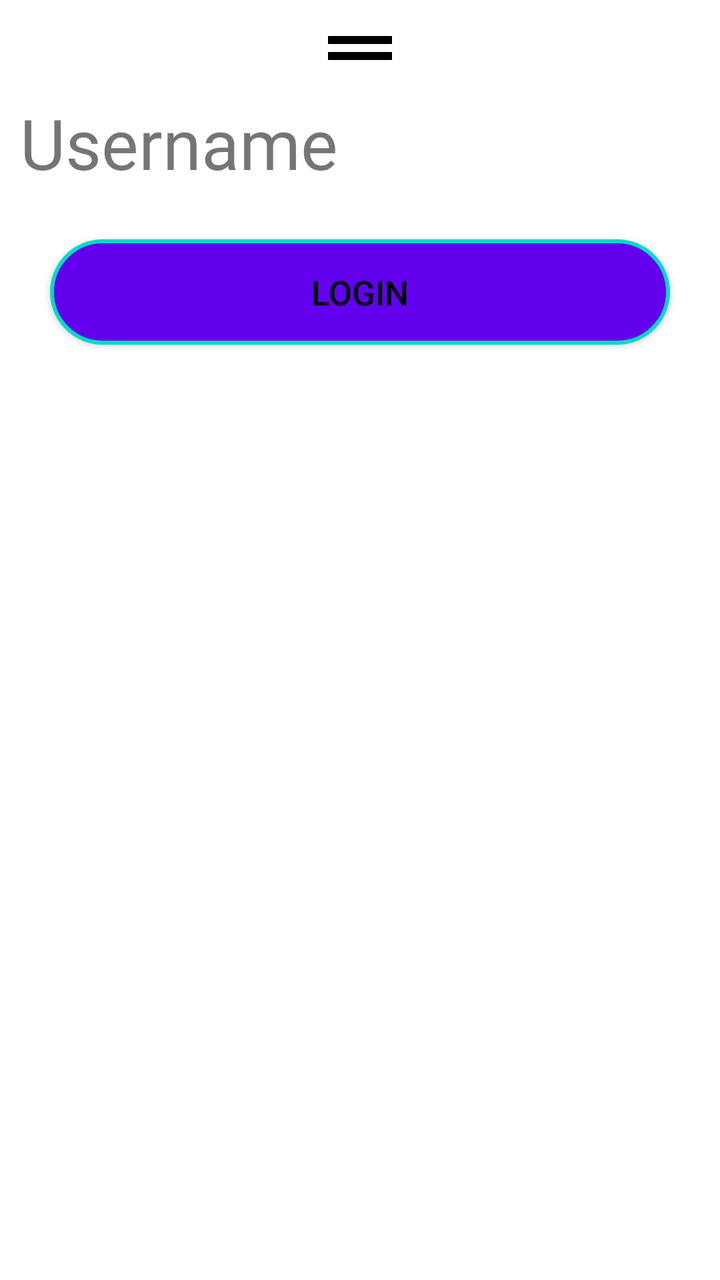
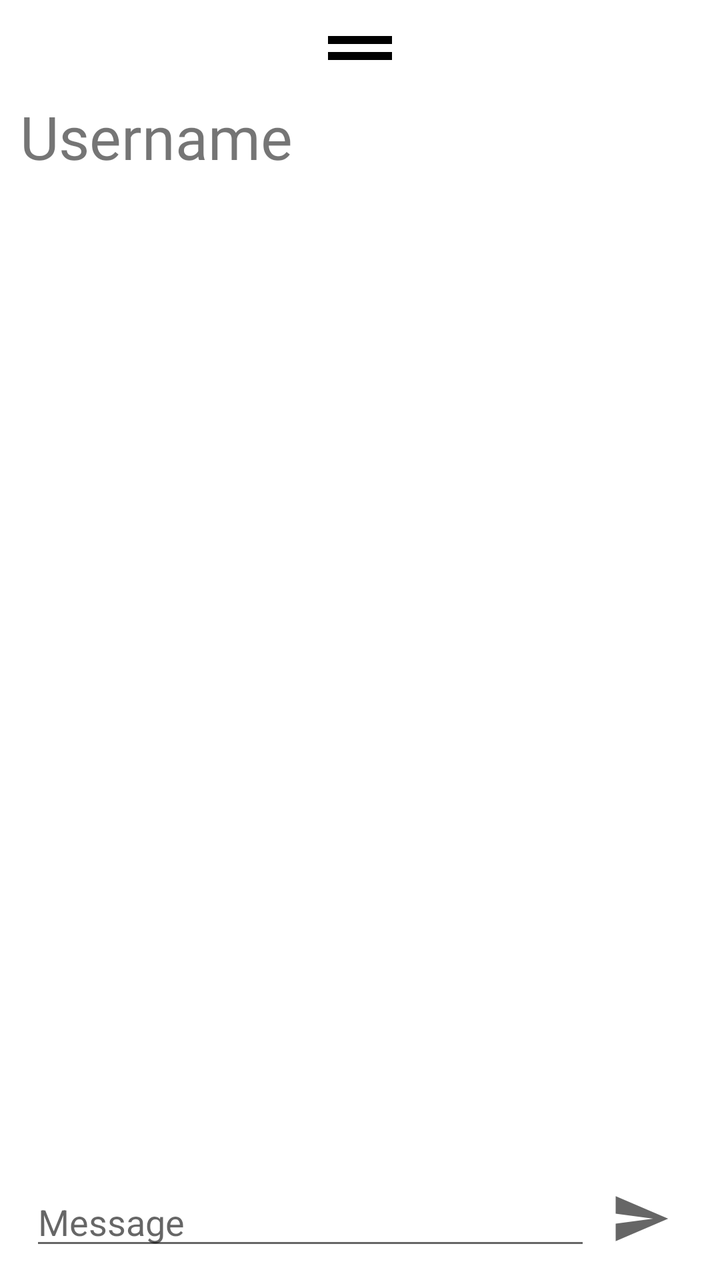

The first picture is an Android layout as it rendered before a commit; the second is the same layout after the commit. The layout source and the unified diff follow.
<!-- AndroidManifest.xml: fallback theme Theme.MaterialComponents.DayNight.NoActionBar -->
<!-- res/layout/post_popup.xml -->
<?xml version="1.0" encoding="utf-8"?>
<androidx.constraintlayout.widget.ConstraintLayout xmlns:android="http://schemas.android.com/apk/res/android"
    android:layout_width="match_parent"
    android:layout_height="match_parent"
    xmlns:app="http://schemas.android.com/apk/res-auto"
    xmlns:tools="http://schemas.android.com/tools">

    <ImageView
        android:layout_width="match_parent"
        android:layout_height="wrap_content"
        app:layout_constraintTop_toTopOf="parent"
        app:layout_constraintLeft_toLeftOf="parent"
        android:src="@drawable/ic_baseline_drag_handle_24"
        android:id="@+id/popup_drag_view"/>

    <TextView
        android:id="@+id/popup_username_text_view"
        android:layout_width="wrap_content"
        android:layout_height="wrap_content"
        android:textSize="35sp"
        android:text="Username"
        android:layout_marginStart="10dp"
        android:layout_gravity="center|left"
        android:fontFamily="@font/playfair_display_bold"
        tools:ignore="RtlHardcoded"
        app:layout_constraintTop_toBottomOf="@+id/popup_drag_view"
        app:layout_constraintLeft_toLeftOf="parent"/>

    <androidx.appcompat.widget.AppCompatButton
        android:id="@+id/temp_button"
        android:layout_width="match_parent"
        android:layout_height="wrap_content"
        android:layout_marginLeft="25dp"
        android:layout_marginRight="25dp"
        android:layout_marginTop="25dp"
        android:background="@drawable/rounded_button"
        android:textColor="@color/button_text_color"
        android:padding="15dp"
        android:text="@string/login_button_login_text"
        android:textSize="17sp"
        app:layout_constraintTop_toBottomOf="@id/popup_username_text_view" />

</androidx.constraintlayout.widget.ConstraintLayout>
<!-- resources referenced by this layout -->
<resources>
  <!-- drawable ic_baseline_drag_handle_24 (drawable) -->
  <vector android:height="48dp" android:tint="@color/black"
      android:viewportHeight="24" android:viewportWidth="24"
      android:width="48dp" xmlns:android="http://schemas.android.com/apk/res/android">
      <path android:fillColor="@color/black" android:pathData="M20,9H4v2h16V9zM4,15h16v-2H4V15z"/>
  </vector>
  <!-- drawable rounded_button (drawable) -->
  <?xml version="1.0" encoding="utf-8"?>
  <selector xmlns:android="http://schemas.android.com/apk/res/android">
  
      <item android:state_pressed="true">
          <shape>
              <solid android:color="?attr/colorAccent"/>
              <stroke android:color="?attr/colorAccent" android:width="2dp"/>
              <corners android:radius="50dp"/>
          </shape>
      </item>
  
      <item android:state_enabled="false">
          <shape>
              <solid android:color="?attr/colorAccent"/>
              <stroke android:color="?attr/colorAccent" android:width="2dp"/>
              <corners android:radius="50dp"/>
          </shape>
      </item>
  
      <item>
          <shape>
              <solid android:color="?attr/colorPrimary"/>
              <stroke android:color="?attr/colorAccent" android:width="2dp"/>
              <corners android:radius="50dp"/>
          </shape>
      </item>
  </selector>
  <string name="login_button_login_text">login</string>
  <color name="black">#FF000000</color>
</resources>

<!-- the commit's change to res/layout/post_popup.xml (unified diff, before → after) -->
@@ -17,7 +17,7 @@
         android:id="@+id/popup_username_text_view"
         android:layout_width="wrap_content"
         android:layout_height="wrap_content"
-        android:textSize="35sp"
+        android:textSize="30sp"
         android:text="Username"
         android:layout_marginStart="10dp"
         android:layout_gravity="center|left"
@@ -26,18 +26,61 @@
         app:layout_constraintTop_toBottomOf="@+id/popup_drag_view"
         app:layout_constraintLeft_toLeftOf="parent"/>
 
-    <androidx.appcompat.widget.AppCompatButton
-        android:id="@+id/temp_button"
+    <View
+        android:id="@+id/divier1"
+        android:layout_width="match_parent"
+        android:layout_height="4dp"
+        android:background="@color/divider_background_color"
+        app:layout_constraintTop_toBottomOf="@id/popup_username_text_view"/>
+
+    <ImageView
+        android:layout_width="0dp"
+        android:layout_height="0dp"
+        android:layout_marginTop="5dp"
+        android:layout_marginStart="15dp"
+        android:layout_marginEnd="15dp"
+        app:layout_constraintDimensionRatio="H,16:9"
+        app:layout_constraintEnd_toEndOf="parent"
+        app:layout_constraintStart_toStartOf="parent"
+        app:layout_constraintTop_toBottomOf="@+id/divier1"
+        android:src="@mipmap/icon_launcher_persep"
+        android:id="@+id/popup_user_post_image"/>
+
+    <ListView
+        android:id="@+id/popup_post_comments_list"
+        android:layout_width="match_parent"
+        android:layout_height="0dp"
+        android:layout_marginStart="15dp"
+        android:layout_marginEnd="15dp"
+        app:layout_constraintTop_toBottomOf="@id/popup_user_post_image"
+        app:layout_constraintBottom_toTopOf="@id/popup_message_send_layout">
+    </ListView>
+
+    <LinearLayout
         android:layout_width="match_parent"
         android:layout_height="wrap_content"
-        android:layout_marginLeft="25dp"
-        android:layout_marginRight="25dp"
-        android:layout_marginTop="25dp"
-        android:background="@drawable/rounded_button"
-        android:textColor="@color/button_text_color"
-        android:padding="15dp"
-        android:text="@string/login_button_login_text"
-        android:textSize="17sp"
-        app:layout_constraintTop_toBottomOf="@id/popup_username_text_view" />
+        android:layout_marginStart="15dp"
+        android:layout_marginEnd="15dp"
+        android:layout_marginBottom="10dp"
+        android:orientation="horizontal"
+        app:layout_constraintBottom_toBottomOf="parent"
+        android:id="@+id/popup_message_send_layout">
+
+        <EditText
+            android:id="@+id/popup_send_message_edit_text"
+            android:layout_width="0dp"
+            android:layout_weight="0.85"
+            android:layout_height="wrap_content"
+            android:hint="@string/popup_message_edit_text_hint_string"
+            android:inputType="textShortMessage"/>
+
+        <ImageButton
+            android:id="@+id/popup_send_message_button"
+            android:layout_width="0dp"
+            android:layout_weight="0.15"
+            android:layout_height="match_parent"
+            android:src="@drawable/ic_baseline_send_24"
+            android:background="?attr/selectableItemBackgroundBorderless"/>
+    </LinearLayout>
 
 </androidx.constraintlayout.widget.ConstraintLayout>
<!-- resource entries referenced after the edit -->
@@ -6,35 +6,25 @@
       android:width="48dp" xmlns:android="http://schemas.android.com/apk/res/android">
       <path android:fillColor="@color/black" android:pathData="M20,9H4v2h16V9zM4,15h16v-2H4V15z"/>
   </vector>
-  <!-- drawable rounded_button (drawable) -->
+  <!-- drawable ic_baseline_send_24 (drawable) -->
+  <vector xmlns:android="http://schemas.android.com/apk/res/android"
+      android:width="30dp"
+      android:height="30dp"
+      android:viewportWidth="24"
+      android:viewportHeight="24"
+      android:tint="?attr/colorControlNormal"
+      android:autoMirrored="true">
+    <path
+        android:fillColor="@android:color/white"
+        android:pathData="M2.01,21L23,12 2.01,3 2,10l15,2 -15,2z"/>
+  </vector>
+  <!-- mipmap icon_launcher_persep (mipmap-anydpi-v26) -->
   <?xml version="1.0" encoding="utf-8"?>
-  <selector xmlns:android="http://schemas.android.com/apk/res/android">
-  
-      <item android:state_pressed="true">
-          <shape>
-              <solid android:color="?attr/colorAccent"/>
-              <stroke android:color="?attr/colorAccent" android:width="2dp"/>
-              <corners android:radius="50dp"/>
-          </shape>
-      </item>
-  
-      <item android:state_enabled="false">
-          <shape>
-              <solid android:color="?attr/colorAccent"/>
-              <stroke android:color="?attr/colorAccent" android:width="2dp"/>
-              <corners android:radius="50dp"/>
-          </shape>
-      </item>
-  
-      <item>
-          <shape>
-              <solid android:color="?attr/colorPrimary"/>
-              <stroke android:color="?attr/colorAccent" android:width="2dp"/>
-              <corners android:radius="50dp"/>
-          </shape>
-      </item>
-  </selector>
-  <string name="login_button_login_text">login</string>
+  <adaptive-icon xmlns:android="http://schemas.android.com/apk/res/android">
+    <background android:drawable="@mipmap/icon_launcher_persep_adaptive_back"/>
+    <foreground android:drawable="@mipmap/icon_launcher_persep_adaptive_fore"/>
+  </adaptive-icon>
+  <string name="popup_message_edit_text_hint_string">Message</string>
   <color name="black">#FF000000</color>
 </resources>
 
